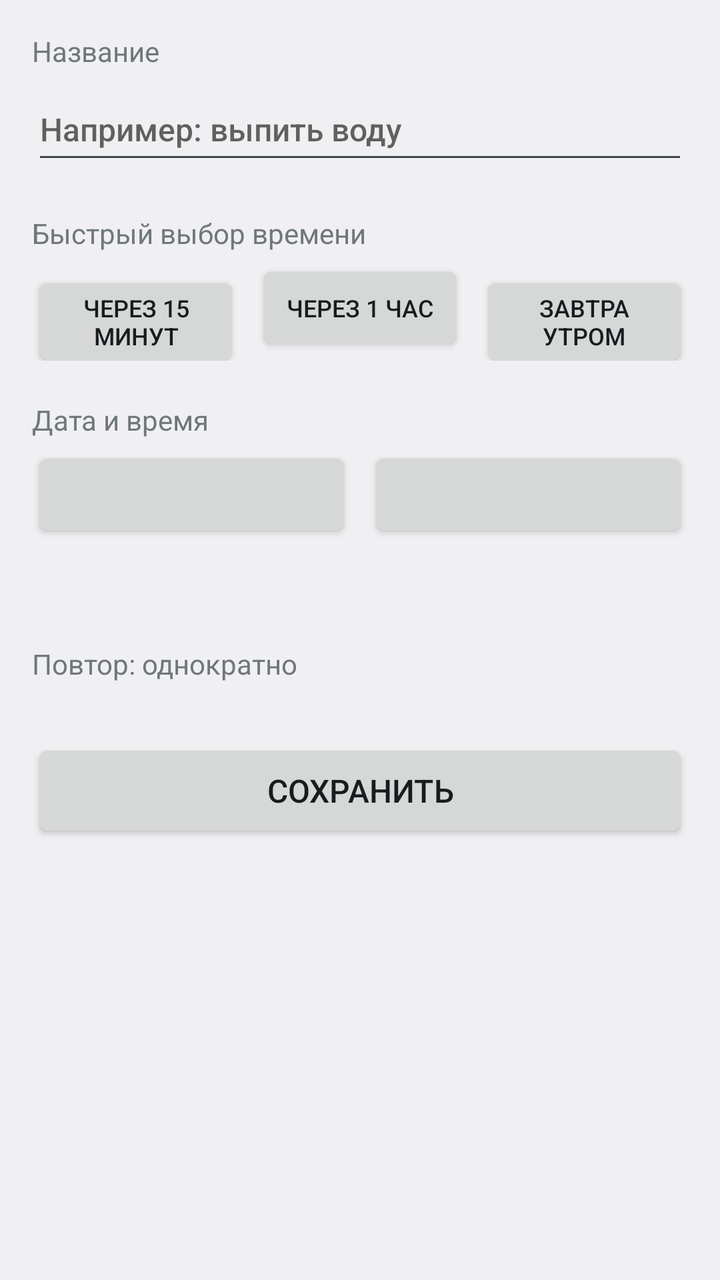
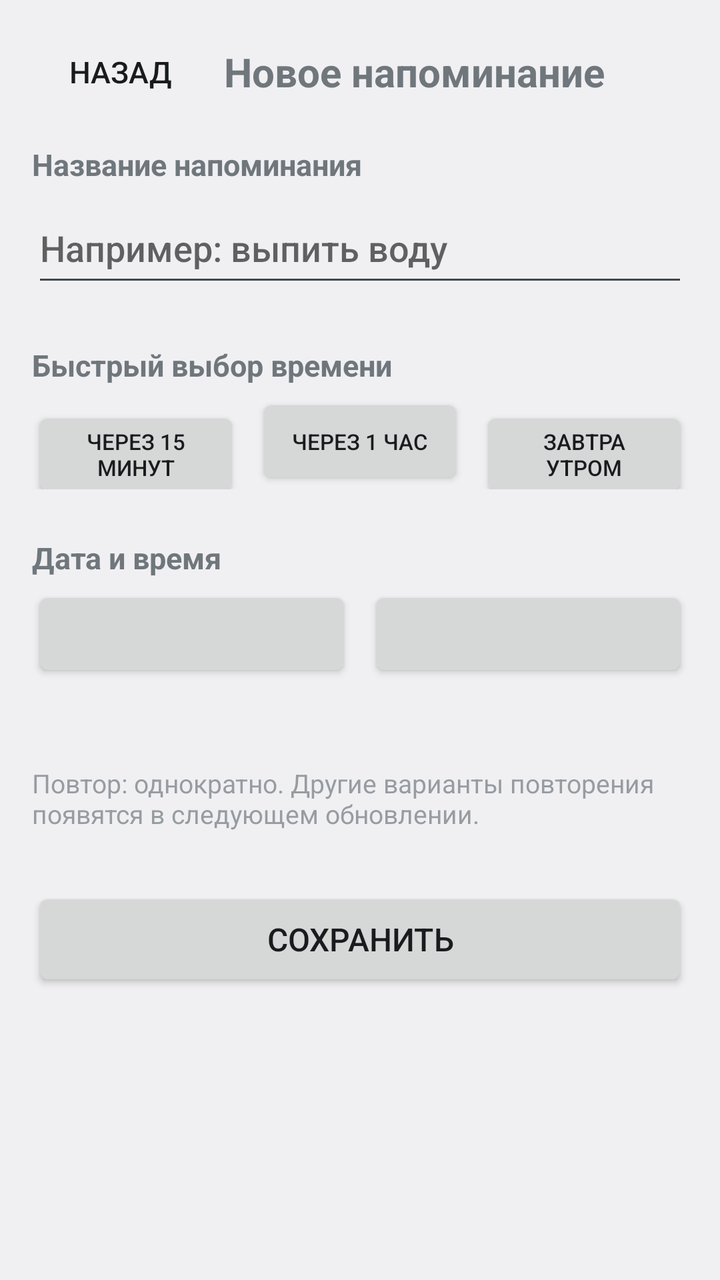

Before-and-after screenshots of an Android layout around one commit, followed by the original layout XML and the change that was made.
<!-- AndroidManifest.xml: application theme Theme.Ritmo -->
<!-- res/layout/activity_edit.xml -->
<?xml version="1.0" encoding="utf-8"?>
<ScrollView xmlns:android="http://schemas.android.com/apk/res/android"
    android:layout_width="match_parent"
    android:layout_height="match_parent"
    android:fillViewport="true">

    <LinearLayout
        android:layout_width="match_parent"
        android:layout_height="wrap_content"
        android:orientation="vertical"
        android:padding="16dp">

        <TextView
            android:layout_width="match_parent"
            android:layout_height="wrap_content"
            android:text="@string/field_title"
            android:textSize="14sp" />

        <EditText
            android:id="@+id/title_input"
            android:layout_width="match_parent"
            android:layout_height="wrap_content"
            android:layout_marginTop="4dp"
            android:hint="@string/title_hint"
            android:importantForAutofill="no"
            android:inputType="textCapSentences"
            android:maxLength="120"
            android:minHeight="48dp"
            android:textSize="16sp" />

        <TextView
            android:layout_width="match_parent"
            android:layout_height="wrap_content"
            android:layout_marginTop="20dp"
            android:text="@string/quick_pick"
            android:textSize="14sp" />

        <LinearLayout
            android:layout_width="match_parent"
            android:layout_height="wrap_content"
            android:layout_marginTop="4dp"
            android:orientation="horizontal">

            <Button
                android:id="@+id/preset_15_min"
                android:layout_width="0dp"
                android:layout_height="wrap_content"
                android:layout_weight="1"
                android:minHeight="48dp"
                android:text="@string/preset_15_min"
                android:textSize="12sp" />

            <Button
                android:id="@+id/preset_1_hour"
                android:layout_width="0dp"
                android:layout_height="wrap_content"
                android:layout_marginStart="8dp"
                android:layout_weight="1"
                android:minHeight="48dp"
                android:text="@string/preset_1_hour"
                android:textSize="12sp" />

            <Button
                android:id="@+id/preset_tomorrow"
                android:layout_width="0dp"
                android:layout_height="wrap_content"
                android:layout_marginStart="8dp"
                android:layout_weight="1"
                android:minHeight="48dp"
                android:text="@string/preset_tomorrow"
                android:textSize="12sp" />
        </LinearLayout>

        <TextView
            android:layout_width="match_parent"
            android:layout_height="wrap_content"
            android:layout_marginTop="20dp"
            android:text="@string/field_date_time"
            android:textSize="14sp" />

        <LinearLayout
            android:layout_width="match_parent"
            android:layout_height="wrap_content"
            android:layout_marginTop="4dp"
            android:orientation="horizontal">

            <Button
                android:id="@+id/date_button"
                android:layout_width="0dp"
                android:layout_height="wrap_content"
                android:layout_weight="1"
                android:minHeight="48dp"
                android:textSize="14sp" />

            <Button
                android:id="@+id/time_button"
                android:layout_width="0dp"
                android:layout_height="wrap_content"
                android:layout_marginStart="8dp"
                android:layout_weight="1"
                android:minHeight="48dp"
                android:textSize="14sp" />
        </LinearLayout>

        <TextView
            android:id="@+id/schedule_value"
            android:layout_width="match_parent"
            android:layout_height="wrap_content"
            android:layout_marginTop="12dp"
            android:textSize="14sp" />

        <TextView
            android:layout_width="match_parent"
            android:layout_height="wrap_content"
            android:layout_marginTop="20dp"
            android:text="@string/repeat_once"
            android:textSize="14sp" />

        <Button
            android:id="@+id/save_button"
            android:layout_width="match_parent"
            android:layout_height="wrap_content"
            android:layout_marginTop="28dp"
            android:minHeight="52dp"
            android:text="@string/save"
            android:textSize="16sp" />

    </LinearLayout>
</ScrollView>
<!-- resources referenced by this layout -->
<resources>
  <string name="field_date_time">Дата и время</string>
  <string name="field_title">Название</string>
  <string name="preset_15_min">Через 15 минут</string>
  <string name="preset_1_hour">Через 1 час</string>
  <string name="preset_tomorrow">Завтра утром</string>
  <string name="quick_pick">Быстрый выбор времени</string>
  <string name="repeat_once">Повтор: однократно</string>
  <string name="save">Сохранить</string>
  <string name="title_hint">Например: выпить воду</string>
  <style name="Theme.Ritmo" parent="@android:style/Theme.DeviceDefault">
          <item name="android:windowBackground">?android:attr/colorBackground</item>
      </style>
</resources>

<!-- the commit's change to res/layout/activity_edit.xml (unified diff, before → after) -->
@@ -1,20 +1,53 @@
 <?xml version="1.0" encoding="utf-8"?>
 <ScrollView xmlns:android="http://schemas.android.com/apk/res/android"
+    android:id="@+id/root"
     android:layout_width="match_parent"
     android:layout_height="match_parent"
+    android:clipToPadding="false"
     android:fillViewport="true">
 
     <LinearLayout
         android:layout_width="match_parent"
         android:layout_height="wrap_content"
         android:orientation="vertical"
-        android:padding="16dp">
+        android:paddingStart="16dp"
+        android:paddingEnd="16dp"
+        android:paddingTop="12dp"
+        android:paddingBottom="24dp">
+
+        <LinearLayout
+            android:layout_width="match_parent"
+            android:layout_height="wrap_content"
+            android:gravity="center_vertical"
+            android:orientation="horizontal">
+
+            <Button
+                android:id="@+id/back_button"
+                style="?android:attr/borderlessButtonStyle"
+                android:layout_width="wrap_content"
+                android:layout_height="wrap_content"
+                android:minHeight="48dp"
+                android:text="@string/back"
+                android:textSize="15sp" />
+
+            <TextView
+                android:id="@+id/screen_title"
+                android:layout_width="0dp"
+                android:layout_height="wrap_content"
+                android:layout_marginStart="8dp"
+                android:layout_weight="1"
+                android:text="@string/new_title"
+                android:textSize="20sp"
+                android:textStyle="bold" />
+        </LinearLayout>
 
         <TextView
             android:layout_width="match_parent"
             android:layout_height="wrap_content"
+            android:layout_marginTop="12dp"
             android:text="@string/field_title"
-            android:textSize="14sp" />
+            android:textSize="15sp"
+            android:textStyle="bold" />
 
         <EditText
             android:id="@+id/title_input"
@@ -25,15 +58,16 @@
             android:importantForAutofill="no"
             android:inputType="textCapSentences"
             android:maxLength="120"
-            android:minHeight="48dp"
-            android:textSize="16sp" />
+            android:minHeight="52dp"
+            android:textSize="18sp" />
 
         <TextView
             android:layout_width="match_parent"
             android:layout_height="wrap_content"
-            android:layout_marginTop="20dp"
+            android:layout_marginTop="24dp"
             android:text="@string/quick_pick"
-            android:textSize="14sp" />
+            android:textSize="15sp"
+            android:textStyle="bold" />
 
         <LinearLayout
             android:layout_width="match_parent"
@@ -48,7 +82,7 @@
                 android:layout_weight="1"
                 android:minHeight="48dp"
                 android:text="@string/preset_15_min"
-                android:textSize="12sp" />
+                android:textSize="11sp" />
 
             <Button
                 android:id="@+id/preset_1_hour"
@@ -58,7 +92,7 @@
                 android:layout_weight="1"
                 android:minHeight="48dp"
                 android:text="@string/preset_1_hour"
-                android:textSize="12sp" />
+                android:textSize="11sp" />
 
             <Button
                 android:id="@+id/preset_tomorrow"
@@ -68,15 +102,16 @@
                 android:layout_weight="1"
                 android:minHeight="48dp"
                 android:text="@string/preset_tomorrow"
-                android:textSize="12sp" />
+                android:textSize="11sp" />
         </LinearLayout>
 
         <TextView
             android:layout_width="match_parent"
             android:layout_height="wrap_content"
-            android:layout_marginTop="20dp"
+            android:layout_marginTop="24dp"
             android:text="@string/field_date_time"
-            android:textSize="14sp" />
+            android:textSize="15sp"
+            android:textStyle="bold" />
 
         <LinearLayout
             android:layout_width="match_parent"
@@ -107,14 +142,17 @@
             android:layout_width="match_parent"
             android:layout_height="wrap_content"
             android:layout_marginTop="12dp"
-            android:textSize="14sp" />
+            android:textSize="16sp"
+            android:textStyle="bold" />
 
         <TextView
+            android:id="@+id/repeat_note"
             android:layout_width="match_parent"
             android:layout_height="wrap_content"
-            android:layout_marginTop="20dp"
-            android:text="@string/repeat_once"
-            android:textSize="14sp" />
+            android:layout_marginTop="8dp"
+            android:alpha="0.7"
+            android:text="@string/repeat_once_note"
+            android:textSize="13sp" />
 
         <Button
             android:id="@+id/save_button"
<!-- resource entries referenced after the edit -->
@@ -1,16 +1,23 @@
 <!-- resources referenced by this layout -->
 <resources>
+  <string name="back">Назад</string>
   <string name="field_date_time">Дата и время</string>
-  <string name="field_title">Название</string>
+  <string name="field_title">Название напоминания</string>
+  <string name="new_title">Новое напоминание</string>
   <string name="preset_15_min">Через 15 минут</string>
   <string name="preset_1_hour">Через 1 час</string>
   <string name="preset_tomorrow">Завтра утром</string>
   <string name="quick_pick">Быстрый выбор времени</string>
-  <string name="repeat_once">Повтор: однократно</string>
+  <string name="repeat_once_note">Повтор: однократно. Другие варианты повторения появятся в следующем обновлении.</string>
   <string name="save">Сохранить</string>
   <string name="title_hint">Например: выпить воду</string>
-  <style name="Theme.Ritmo" parent="@android:style/Theme.DeviceDefault">
+  <style name="Theme.Ritmo" parent="@android:style/Theme.DeviceDefault.Light">
+          <item name="android:windowActionBar">false</item>
+          <item name="android:windowNoTitle">true</item>
           <item name="android:windowBackground">?android:attr/colorBackground</item>
+          <item name="android:statusBarColor">?android:attr/colorBackground</item>
+          <item name="android:navigationBarColor">@android:color/black</item>
+          <item name="android:windowLightStatusBar">true</item>
       </style>
 </resources>
 
